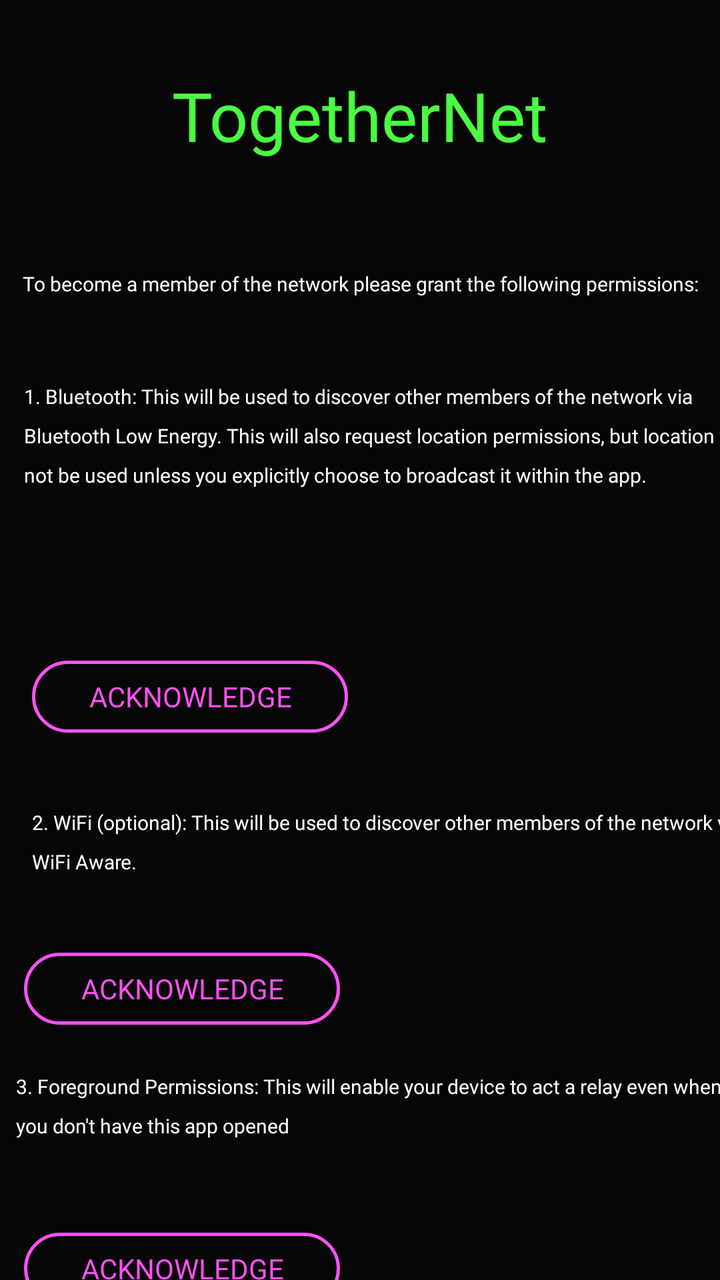
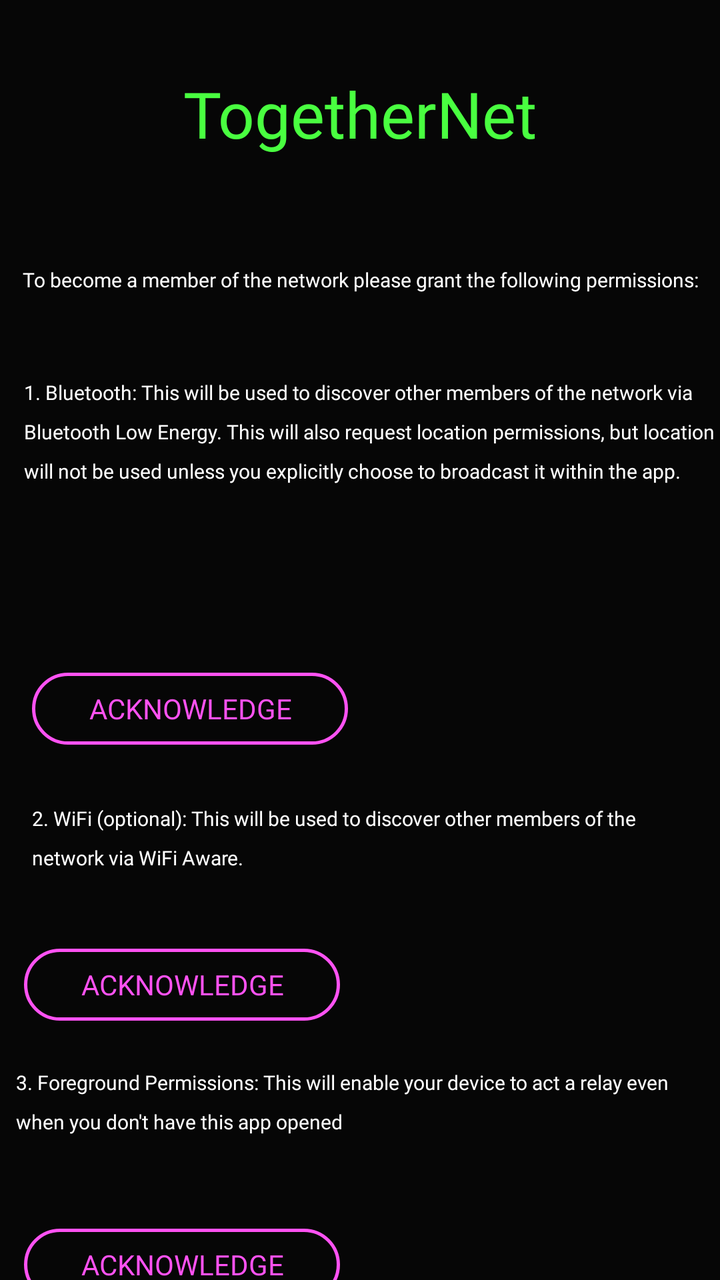

Before-and-after screenshots of an Android layout around one commit, followed by the original layout XML and the change that was made.
<!-- AndroidManifest.xml: application theme Theme.TogetherNet -->
<!-- res/layout/activity_permissions.xml -->
<?xml version="1.0" encoding="utf-8"?>
<androidx.constraintlayout.widget.ConstraintLayout xmlns:android="http://schemas.android.com/apk/res/android"
    xmlns:app="http://schemas.android.com/apk/res-auto"
    xmlns:tools="http://schemas.android.com/tools"
    android:id="@+id/main"
    android:layout_width="match_parent"
    android:layout_height="match_parent"
    android:background="#060606"
    tools:context=".MainActivity">

    <Button
        android:id="@+id/CreateNickNameButton"
        android:layout_width="201dp"
        android:layout_height="43dp"
        android:layout_marginTop="64dp"
        android:background="@drawable/button_background"
        android:backgroundTint="@null"
        android:fontFamily="@font/msxscreen01"
        android:gravity="center"
        android:stateListAnimator="@null"
        android:text="Continue"
        android:textAlignment="center"
        android:textColor="#FF52F3"
        android:textColorHighlight="#FF52F3"
        android:textColorHint="#FF52F3"
        android:textColorLink="#FF52F3"
        android:textSize="20sp"
        android:translationY="5dp"
        app:iconTint="@color/design_default_color_primary"
        app:layout_constraintEnd_toEndOf="parent"
        app:layout_constraintStart_toStartOf="parent"
        app:layout_constraintTop_toBottomOf="@+id/textView6" />

    <TextView
        android:id="@+id/textView3"
        android:layout_width="374dp"
        android:layout_height="129dp"
        android:layout_marginStart="12dp"
        android:layout_marginTop="24dp"
        android:fontFamily="@font/pet"
        android:gravity="start"
        android:lineSpacingExtra="8sp"
        android:text="1. Bluetooth: This will be used to discover other members of the network via Bluetooth Low Energy. This will also request location permissions, but location will not be used unless you explicitly choose to broadcast it within the app."
        android:textAlignment="textStart"
        android:textColor="#FFFFFF"
        android:textSize="10sp"
        app:layout_constraintStart_toStartOf="parent"
        app:layout_constraintTop_toBottomOf="@+id/textView" />

    <TextView
        android:id="@+id/textView6"
        android:layout_width="366dp"
        android:layout_height="101dp"
        android:layout_marginStart="8dp"
        android:layout_marginTop="456dp"
        android:fontFamily="@font/pet"
        android:gravity="start"
        android:lineSpacingExtra="8sp"
        android:text="3. Foreground Permissions: This will enable your device to act a relay even when you don't have this app opened"
        android:textAlignment="textStart"
        android:textColor="#FFFFFF"
        android:textSize="10sp"
        app:layout_constraintStart_toStartOf="parent"
        app:layout_constraintTop_toBottomOf="@+id/textView2" />

    <TextView
        android:id="@+id/textView4"
        android:layout_width="367dp"
        android:layout_height="84dp"
        android:layout_marginStart="16dp"
        android:layout_marginTop="324dp"
        android:fontFamily="@font/pet"
        android:gravity="start"
        android:lineSpacingExtra="8sp"
        android:text="2. WiFi (optional): This will be used to discover other members of the network via WiFi Aware."
        android:textAlignment="textStart"
        android:textColor="#FFFFFF"
        android:textSize="10sp"
        app:layout_constraintStart_toStartOf="parent"
        app:layout_constraintTop_toBottomOf="@+id/textView2" />

    <Button
        android:id="@+id/WIFIperms"
        android:layout_width="158dp"
        android:layout_height="36dp"
        android:layout_marginStart="12dp"
        android:layout_marginTop="396dp"
        android:background="@drawable/button_background"
        android:backgroundTint="@null"
        android:fontFamily="@font/msxscreen01"
        android:gravity="center"
        android:stateListAnimator="@null"
        android:text="Acknowledge"
        android:textAlignment="center"
        android:textColor="#FF52F3"
        android:textColorHighlight="#FF52F3"
        android:textColorHint="#FF52F3"
        android:textColorLink="#FF52F3"
        android:textSize="14sp"
        app:iconTint="@color/design_default_color_primary"
        app:layout_constraintStart_toStartOf="parent"
        app:layout_constraintTop_toBottomOf="@+id/textView2" />

    <Button
        android:id="@+id/ForegroundPerms"
        android:layout_width="158dp"
        android:layout_height="36dp"
        android:layout_marginStart="12dp"
        android:layout_marginTop="536dp"
        android:background="@drawable/button_background"
        android:backgroundTint="@null"
        android:fontFamily="@font/msxscreen01"
        android:gravity="center"
        android:stateListAnimator="@null"
        android:text="Acknowledge"
        android:textAlignment="center"
        android:textColor="#FF52F3"
        android:textColorHighlight="#FF52F3"
        android:textColorHint="#FF52F3"
        android:textColorLink="#FF52F3"
        android:textSize="14sp"
        app:iconTint="@color/design_default_color_primary"
        app:layout_constraintStart_toStartOf="parent"
        app:layout_constraintTop_toBottomOf="@+id/textView2" />

    <Button
        android:id="@+id/BTperms"
        android:layout_width="158dp"
        android:layout_height="36dp"
        android:layout_marginStart="16dp"
        android:layout_marginTop="8dp"
        android:background="@drawable/button_background"
        android:backgroundTint="@null"
        android:fontFamily="@font/msxscreen01"
        android:gravity="center"
        android:stateListAnimator="@null"
        android:text="Acknowledge"
        android:textAlignment="center"
        android:textColor="#FF52F3"
        android:textColorHighlight="#FF52F3"
        android:textColorHint="#FF52F3"
        android:textColorLink="#FF52F3"
        android:textSize="14sp"
        android:translationY="2dp"
        app:iconTint="@color/design_default_color_primary"
        app:layout_constraintStart_toStartOf="parent"
        app:layout_constraintTop_toBottomOf="@+id/textView3" />

    <TextView
        android:id="@+id/textView2"
        android:layout_width="wrap_content"
        android:layout_height="wrap_content"
        android:fontFamily="@font/pet"
        android:text="TogetherNet"
        android:textColor="#49FF40"
        android:textSize="34sp"
        app:layout_constraintBottom_toBottomOf="parent"
        app:layout_constraintEnd_toEndOf="parent"
        app:layout_constraintStart_toStartOf="parent"
        app:layout_constraintTop_toTopOf="parent"
        app:layout_constraintVertical_bias="0.059" />

    <TextView
        android:id="@+id/textView"
        android:layout_width="355dp"
        android:layout_height="51dp"
        android:layout_marginTop="36dp"
        android:fontFamily="@font/pet"
        android:gravity="center"
        android:lineSpacingExtra="4sp"
        android:text="To become a member of the network please grant the following permissions:"
        android:textAlignment="center"
        android:textColor="#FFFFFF"
        android:textSize="10sp"
        app:layout_constraintEnd_toEndOf="parent"
        app:layout_constraintStart_toStartOf="parent"
        app:layout_constraintTop_toBottomOf="@+id/textView2" />

</androidx.constraintlayout.widget.ConstraintLayout>
<!-- resources referenced by this layout -->
<resources>
  <!-- drawable button_background (drawable) -->
  <shape xmlns:android="http://schemas.android.com/apk/res/android"
      android:shape="rectangle">
      <solid android:color="@android:color/transparent"/>
      <stroke
          android:width="1.5dp"
          android:color="#FF52F3" />
      <corners android:radius="400dp"/>
  </shape>
  <style name="Theme.TogetherNet" parent="Theme.AppCompat.Light.NoActionBar" />
</resources>

<!-- the commit's change to res/layout/activity_permissions.xml (unified diff, before → after) -->
@@ -12,7 +12,7 @@
         android:id="@+id/CreateNickNameButton"
         android:layout_width="201dp"
         android:layout_height="43dp"
-        android:layout_marginTop="64dp"
+        android:layout_marginTop="44dp"
         android:background="@drawable/button_background"
         android:backgroundTint="@null"
         android:fontFamily="@font/msxscreen01"
@@ -33,8 +33,8 @@
 
     <TextView
         android:id="@+id/textView3"
-        android:layout_width="374dp"
-        android:layout_height="129dp"
+        android:layout_width="356dp"
+        android:layout_height="137dp"
         android:layout_marginStart="12dp"
         android:layout_marginTop="24dp"
         android:fontFamily="@font/pet"
@@ -49,8 +49,8 @@
 
     <TextView
         android:id="@+id/textView6"
-        android:layout_width="366dp"
-        android:layout_height="101dp"
+        android:layout_width="339dp"
+        android:layout_height="89dp"
         android:layout_marginStart="8dp"
         android:layout_marginTop="456dp"
         android:fontFamily="@font/pet"
@@ -65,8 +65,8 @@
 
     <TextView
         android:id="@+id/textView4"
-        android:layout_width="367dp"
-        android:layout_height="84dp"
+        android:layout_width="338dp"
+        android:layout_height="77dp"
         android:layout_marginStart="16dp"
         android:layout_marginTop="324dp"
         android:fontFamily="@font/pet"
@@ -153,7 +153,7 @@
         android:fontFamily="@font/pet"
         android:text="TogetherNet"
         android:textColor="#49FF40"
-        android:textSize="34sp"
+        android:textSize="32sp"
         app:layout_constraintBottom_toBottomOf="parent"
         app:layout_constraintEnd_toEndOf="parent"
         app:layout_constraintStart_toStartOf="parent"
